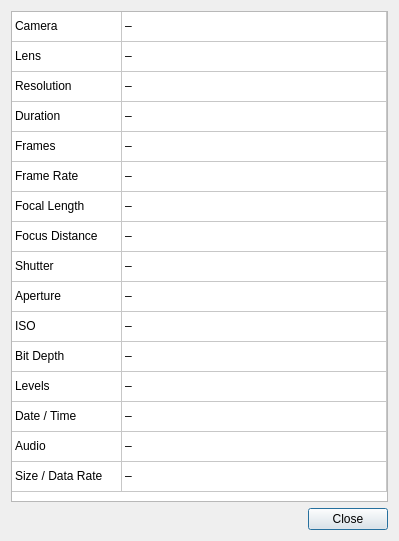
This is platform/qt/InfoDialog.ui in ilia3101/MLV-App as Qt 5 draws it before an edit. The edited form follows.
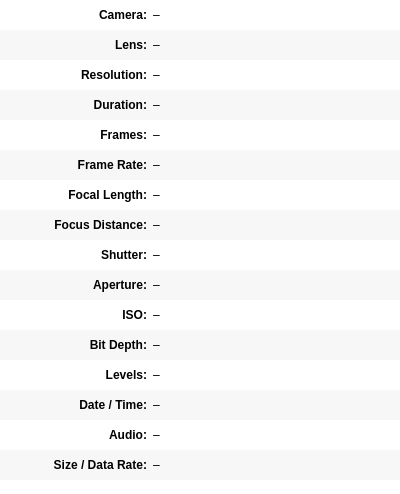
This is the edited form.

Diff of the .ui file:
```diff
--- a/platform/qt/InfoDialog.ui
+++ b/platform/qt/InfoDialog.ui
@@ -2,63 +2,76 @@
 <ui version="4.0">
  <class>InfoDialog</class>
  <widget class="QDialog" name="InfoDialog">
-  <property name="geometry">
-   <rect>
-    <x>0</x>
-    <y>0</y>
-    <width>399</width>
-    <height>541</height>
-   </rect>
-  </property>
   <property name="windowTitle">
    <string>Clip Information</string>
   </property>
-  <layout class="QGridLayout" name="gridLayout">
-   <item row="1" column="1">
-    <widget class="QPushButton" name="pushButtonClose">
-     <property name="text">
-      <string>Close</string>
+  <property name="styleSheet">
+   <string notr="true">QTableWidget {
+	border: none;
+}
+QTableWidget::item {
+	padding: 0 5px;
+}</string>
+  </property>
+  <layout class="QVBoxLayout" name="verticalLayout">
+   <property name="spacing">
+    <number>0</number>
+   </property>
+   <property name="leftMargin">
+    <number>0</number>
+   </property>
+   <property name="topMargin">
+    <number>0</number>
+   </property>
+   <property name="rightMargin">
+    <number>0</number>
+   </property>
+   <property name="bottomMargin">
+    <number>0</number>
+   </property>
+   <item>
+    <widget class="QTableWidget" name="tableWidget">
+     <property name="sizePolicy">
+      <sizepolicy hsizetype="Ignored" vsizetype="Expanding">
+       <horstretch>0</horstretch>
+       <verstretch>0</verstretch>
+      </sizepolicy>
      </property>
-    </widget>
-   </item>
-   <item row="1" column="0">
-    <spacer name="horizontalSpacer">
-     <property name="orientation">
-      <enum>Qt::Horizontal</enum>
-     </property>
-     <property name="sizeHint" stdset="0">
+     <property name="minimumSize">
       <size>
-       <width>297</width>
-       <height>20</height>
+       <width>400</width>
+       <height>0</height>
       </size>
      </property>
-    </spacer>
-   </item>
-   <item row="0" column="0" colspan="2">
-    <widget class="QTableWidget" name="tableWidget">
      <property name="focusPolicy">
       <enum>Qt::NoFocus</enum>
      </property>
      <property name="contextMenuPolicy">
       <enum>Qt::NoContextMenu</enum>
      </property>
-     <property name="verticalScrollBarPolicy">
-      <enum>Qt::ScrollBarAsNeeded</enum>
+     <property name="frameShape">
+      <enum>QFrame::Shape::NoFrame</enum>
      </property>
-     <property name="horizontalScrollBarPolicy">
-      <enum>Qt::ScrollBarAsNeeded</enum>
+     <property name="sizeAdjustPolicy">
+      <enum>QAbstractScrollArea::SizeAdjustPolicy::AdjustToContents</enum>
      </property>
      <property name="editTriggers">
-      <set>QAbstractItemView::NoEditTriggers</set>
+      <set>QAbstractItemView::EditTrigger::NoEditTriggers</set>
+     </property>
+     <property name="alternatingRowColors">
+      <bool>true</bool>
      </property>
      <property name="selectionMode">
-      <enum>QAbstractItemView::NoSelection</enum>
+      <enum>QAbstractItemView::SelectionMode::NoSelection</enum>
+     </property>
+     <property name="showGrid">
+      <bool>false</bool>
      </property>
      <attribute name="horizontalHeaderVisible">
       <bool>false</bool>
      </attribute>
-     <attribute name="horizontalHeaderDefaultSectionSize">
-      <number>110</number>
+     <attribute name="horizontalHeaderMinimumSectionSize">
+      <number>150</number>
      </attribute>
      <attribute name="horizontalHeaderStretchLastSection">
       <bool>true</bool>
@@ -66,86 +79,22 @@
      <attribute name="verticalHeaderVisible">
       <bool>false</bool>
      </attribute>
-     <row>
-      <property name="text">
-       <string>1</string>
-      </property>
-     </row>
-     <row>
-      <property name="text">
-       <string>2</string>
-      </property>
-     </row>
-     <row>
-      <property name="text">
-       <string>3</string>
-      </property>
-     </row>
-     <row>
-      <property name="text">
-       <string>4</string>
-      </property>
-     </row>
-     <row>
-      <property name="text">
-       <string>5</string>
-      </property>
-     </row>
-     <row>
-      <property name="text">
-       <string>6</string>
-      </property>
-     </row>
-     <row>
-      <property name="text">
-       <string>7</string>
-      </property>
-     </row>
-     <row>
-      <property name="text">
-       <string>8</string>
-      </property>
-     </row>
-     <row>
-      <property name="text">
-       <string>9</string>
-      </property>
-     </row>
-     <row>
-      <property name="text">
-       <string>10</string>
-      </property>
-     </row>
-     <row>
-      <property name="text">
-       <string>11</string>
-      </property>
-     </row>
-     <row>
-      <property name="text">
-       <string>12</string>
-      </property>
-     </row>
-     <row>
-      <property name="text">
-       <string>13</string>
-      </property>
-     </row>
-     <row>
-      <property name="text">
-       <string>14</string>
-      </property>
-     </row>
-     <row>
-      <property name="text">
-       <string>15</string>
-      </property>
-     </row>
-     <row>
-      <property name="text">
-       <string>16</string>
-      </property>
-     </row>
+     <row/>
+     <row/>
+     <row/>
+     <row/>
+     <row/>
+     <row/>
+     <row/>
+     <row/>
+     <row/>
+     <row/>
+     <row/>
+     <row/>
+     <row/>
+     <row/>
+     <row/>
+     <row/>
      <column>
       <property name="text">
        <string>Category</string>
@@ -158,7 +107,15 @@
      </column>
      <item row="0" column="0">
       <property name="text">
-       <string>Camera</string>
+       <string>Camera:</string>
+      </property>
+      <property name="font">
+       <font>
+        <bold>true</bold>
+       </font>
+      </property>
+      <property name="textAlignment">
+       <set>AlignTrailing|AlignVCenter</set>
       </property>
      </item>
      <item row="0" column="1">
@@ -168,7 +125,15 @@
      </item>
      <item row="1" column="0">
       <property name="text">
-       <string>Lens</string>
+       <string>Lens:</string>
+      </property>
+      <property name="font">
+       <font>
+        <bold>true</bold>
+       </font>
+      </property>
+      <property name="textAlignment">
+       <set>AlignTrailing|AlignVCenter</set>
       </property>
      </item>
      <item row="1" column="1">
@@ -178,7 +143,15 @@
      </item>
      <item row="2" column="0">
       <property name="text">
-       <string>Resolution</string>
+       <string>Resolution:</string>
+      </property>
+      <property name="font">
+       <font>
+        <bold>true</bold>
+       </font>
+      </property>
+      <property name="textAlignment">
+       <set>AlignTrailing|AlignVCenter</set>
       </property>
      </item>
      <item row="2" column="1">
@@ -188,7 +161,15 @@
      </item>
      <item row="3" column="0">
       <property name="text">
-       <string>Duration</string>
+       <string>Duration:</string>
+      </property>
+      <property name="font">
+       <font>
+        <bold>true</bold>
+       </font>
+      </property>
+      <property name="textAlignment">
+       <set>AlignTrailing|AlignVCenter</set>
       </property>
      </item>
      <item row="3" column="1">
@@ -198,7 +179,15 @@
      </item>
      <item row="4" column="0">
       <property name="text">
-       <string>Frames</string>
+       <string>Frames:</string>
+      </property>
+      <property name="font">
+       <font>
+        <bold>true</bold>
+       </font>
+      </property>
+      <property name="textAlignment">
+       <set>AlignTrailing|AlignVCenter</set>
       </property>
      </item>
      <item row="4" column="1">
@@ -208,7 +197,15 @@
      </item>
      <item row="5" column="0">
       <property name="text">
-       <string>Frame Rate</string>
+       <string>Frame Rate:</string>
+      </property>
+      <property name="font">
+       <font>
+        <bold>true</bold>
+       </font>
+      </property>
+      <property name="textAlignment">
+       <set>AlignTrailing|AlignVCenter</set>
       </property>
      </item>
      <item row="5" column="1">
@@ -218,7 +215,15 @@
      </item>
      <item row="6" column="0">
       <property name="text">
-       <string>Focal Length</string>
+       <string>Focal Length:</string>
+      </property>
+      <property name="font">
+       <font>
+        <bold>true</bold>
+       </font>
+      </property>
+      <property name="textAlignment">
+       <set>AlignTrailing|AlignVCenter</set>
       </property>
      </item>
      <item row="6" column="1">
@@ -228,7 +233,15 @@
      </item>
      <item row="7" column="0">
       <property name="text">
-       <string>Focus Distance</string>
+       <string>Focus Distance:</string>
+      </property>
+      <property name="font">
+       <font>
+        <bold>true</bold>
+       </font>
+      </property>
+      <property name="textAlignment">
+       <set>AlignTrailing|AlignVCenter</set>
       </property>
      </item>
      <item row="7" column="1">
@@ -238,7 +251,15 @@
      </item>
      <item row="8" column="0">
       <property name="text">
-       <string>Shutter</string>
+       <string>Shutter:</string>
+      </property>
+      <property name="font">
+       <font>
+        <bold>true</bold>
+       </font>
+      </property>
+      <property name="textAlignment">
+       <set>AlignTrailing|AlignVCenter</set>
       </property>
      </item>
      <item row="8" column="1">
@@ -248,7 +269,15 @@
      </item>
      <item row="9" column="0">
       <property name="text">
-       <string>Aperture</string>
+       <string>Aperture:</string>
+      </property>
+      <property name="font">
+       <font>
+        <bold>true</bold>
+       </font>
+      </property>
+      <property name="textAlignment">
+       <set>AlignTrailing|AlignVCenter</set>
       </property>
      </item>
      <item row="9" column="1">
@@ -258,7 +287,15 @@
      </item>
      <item row="10" column="0">
       <property name="text">
-       <string>ISO</string>
+       <string>ISO:</string>
+      </property>
+      <property name="font">
+       <font>
+        <bold>true</bold>
+       </font>
+      </property>
+      <property name="textAlignment">
+       <set>AlignTrailing|AlignVCenter</set>
       </property>
      </item>
      <item row="10" column="1">
@@ -268,7 +305,15 @@
      </item>
      <item row="11" column="0">
       <property name="text">
-       <string>Bit Depth</string>
+       <string>Bit Depth:</string>
+      </property>
+      <property name="font">
+       <font>
+        <bold>true</bold>
+       </font>
+      </property>
+      <property name="textAlignment">
+       <set>AlignTrailing|AlignVCenter</set>
       </property>
      </item>
      <item row="11" column="1">
@@ -278,7 +323,15 @@
      </item>
      <item row="12" column="0">
       <property name="text">
-       <string>Levels</string>
+       <string>Levels:</string>
+      </property>
+      <property name="font">
+       <font>
+        <bold>true</bold>
+       </font>
+      </property>
+      <property name="textAlignment">
+       <set>AlignTrailing|AlignVCenter</set>
       </property>
      </item>
      <item row="12" column="1">
@@ -288,7 +341,15 @@
      </item>
      <item row="13" column="0">
       <property name="text">
-       <string>Date / Time</string>
+       <string>Date / Time:</string>
+      </property>
+      <property name="font">
+       <font>
+        <bold>true</bold>
+       </font>
+      </property>
+      <property name="textAlignment">
+       <set>AlignTrailing|AlignVCenter</set>
       </property>
      </item>
      <item row="13" column="1">
@@ -298,7 +359,15 @@
      </item>
      <item row="14" column="0">
       <property name="text">
-       <string>Audio</string>
+       <string>Audio:</string>
+      </property>
+      <property name="font">
+       <font>
+        <bold>true</bold>
+       </font>
+      </property>
+      <property name="textAlignment">
+       <set>AlignTrailing|AlignVCenter</set>
       </property>
      </item>
      <item row="14" column="1">
@@ -308,7 +377,15 @@
      </item>
      <item row="15" column="0">
       <property name="text">
-       <string>Size / Data Rate</string>
+       <string>Size / Data Rate:</string>
+      </property>
+      <property name="font">
+       <font>
+        <bold>true</bold>
+       </font>
+      </property>
+      <property name="textAlignment">
+       <set>AlignTrailing|AlignVCenter</set>
       </property>
      </item>
      <item row="15" column="1">
```
Left out of the diff: 23 changed lines with no effect on the pictures.
